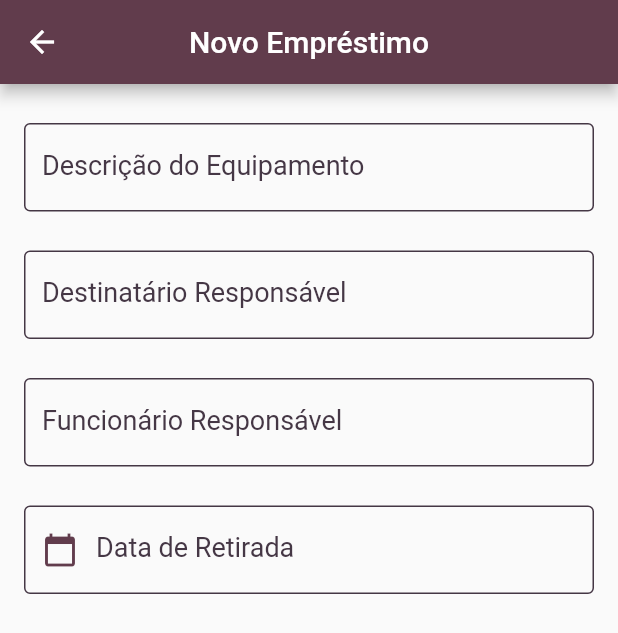
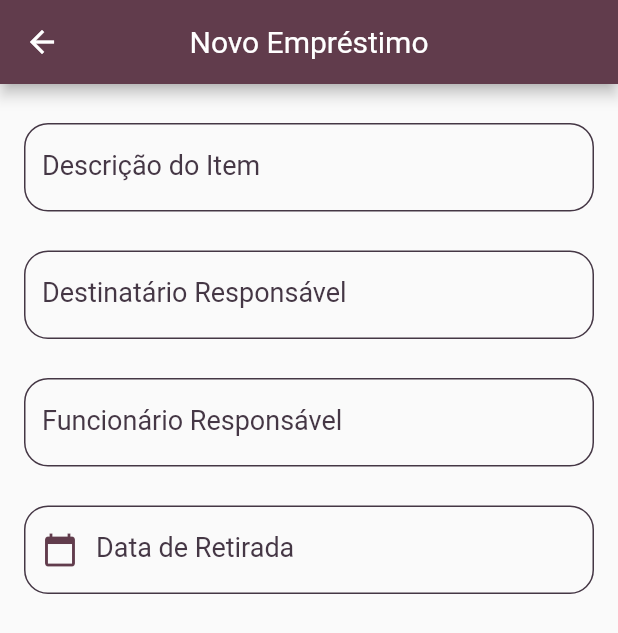
Before and after one commit to JGuilhermeSN/ItemManager, a Flutter app: the NewItem screen opened by its route, on a phone screen of 412 x 824 dp. Shown: the top 633 px of the screen. Run offline on Flutter 3.47's test engine with Material 2 defaults, Android fonts, the phone set to English and light mode, and no system bars.

Commit message:
limpeza e componentização

```diff
--- a/lib/components/app_appbars.dart
+++ b/lib/components/app_appbars.dart
@@ -8,7 +8,7 @@ PreferredSizeWidget appbaritem(String barname) {
     title: Text(barname),
     titleTextStyle: TextStyle(
       fontSize: 20,
-      color: AppColors.appbar,
+      color: AppColors.whitecolor,
     ),
   );
 }
--- /dev/null
+++ b/lib/components/app_formfields.dart
@@ -0,0 +1,32 @@
+import 'package:flutter/material.dart';
+import 'package:flutter/src/widgets/container.dart';
+import 'package:flutter/src/widgets/framework.dart';
+import 'package:itemmanager/components/app_colors.dart';
+
+class AppFormfield extends StatelessWidget {
+  const AppFormfield({
+    super.key,
+    required this.titleLabel,
+    required this.icon,
+  });
+
+  final String titleLabel;
+  final Icon? icon; // Pode ou nao existir um icone no input
+
+  @override
+  Widget build(BuildContext context) {
+    return TextFormField(
+      decoration: InputDecoration(
+          labelText: titleLabel,
+          labelStyle: TextStyle(fontSize: 18, color: AppColors.mainColor),
+          prefixIcon: icon,
+          iconColor: AppColors.appbar,
+          prefixIconColor: AppColors.focusColor,
+          enabledBorder: OutlineInputBorder(
+              borderRadius: BorderRadius.circular(16),
+              borderSide: BorderSide(color: AppColors.mainColor)),
+          focusedBorder: OutlineInputBorder(
+              borderSide: BorderSide(color: AppColors.focusColor, width: 1.5))),
+    );
+  }
+}
--- a/lib/pages/history.dart
+++ b/lib/pages/history.dart
@@ -1,6 +1,7 @@
 import 'package:flutter/material.dart';
 import 'package:flutter/src/widgets/container.dart';
 import 'package:flutter/src/widgets/framework.dart';
+import 'package:itemmanager/components/app_appbars.dart';
 
 import '../components/app_colors.dart';
 
@@ -10,11 +11,7 @@ class History extends StatelessWidget {
   @override
   Widget build(BuildContext context) {
     return Scaffold(
-      appBar: AppBar(
-        title: const Text('Histórico'),
-        backgroundColor: AppColors.appbar,
-        centerTitle: true,
-      ),
+      appBar: appbaritem('Histórico'),
     );
   }
 }
--- a/lib/pages/new_item.dart
+++ b/lib/pages/new_item.dart
@@ -1,6 +1,8 @@
 import 'package:flutter/material.dart';
 import 'package:itemmanager/components/app_colors.dart';
 import 'package:itemmanager/components/app_text.dart';
+import 'package:itemmanager/components/app_formfields.dart';
+import '../components/app_appbars.dart';
 
 class NewItem extends StatefulWidget {
   const NewItem({super.key});
@@ -16,11 +18,7 @@ class _NewItemState extends State<NewItem> {
   @override
   Widget build(BuildContext context) {
     return Scaffold(
-      appBar: AppBar(
-        title: const Text('Novo Empréstimo'),
-        backgroundColor: AppColors.appbar,
-        centerTitle: true,
-      ),
+      appBar: appbaritem('Novo Empréstimo'),
       body: Padding(
         padding: const EdgeInsets.all(8.0),
         child: Center(
@@ -28,50 +26,26 @@ class _NewItemState extends State<NewItem> {
             // mainAxisAlignment: MainAxisAlignment.center,
             children: [
               const SizedBox(height: 10),
-              Padding(
-                padding: const EdgeInsets.all(8.0),
-                child: TextFormField(
-                  decoration: InputDecoration(
-                      labelText: 'Descrição do Equipamento',
-                      labelStyle:
-                          TextStyle(fontSize: 18, color: AppColors.mainColor),
-                      enabledBorder: OutlineInputBorder(
-                          borderSide: BorderSide(color: AppColors.mainColor)),
-                      focusedBorder: OutlineInputBorder(
-                          borderSide: BorderSide(
-                              color: AppColors.focusColor, width: 1.5))),
-                ),
-              ),
+              const Padding(
+                  padding: EdgeInsets.all(8.0),
+                  child: AppFormfield(
+                    titleLabel: 'Descrição do Item',
+                    icon: null,
+                  )),
               const SizedBox(height: 10),
-              Padding(
-                padding: const EdgeInsets.all(8.0),
-                child: TextFormField(
-                  decoration: InputDecoration(
-                      labelText: 'Destinatário Responsável',
-                      labelStyle:
-                          TextStyle(fontSize: 18, color: AppColors.mainColor),
-                      enabledBorder: OutlineInputBorder(
-                          borderSide: BorderSide(color: AppColors.mainColor)),
-                      focusedBorder: OutlineInputBorder(
-                          borderSide: BorderSide(
-                              color: AppColors.focusColor, width: 1.5))),
-                ),
-              ),
+              const Padding(
+                  padding: EdgeInsets.all(8.0),
+                  child: AppFormfield(
+                    titleLabel: 'Destinatário Responsável',
+                    icon: null,
+                  )),
               const SizedBox(height: 10),
-              Padding(
-                padding: const EdgeInsets.all(8.0),
-                child: TextFormField(
-                  decoration: InputDecoration(
-                      labelText: 'Funcionário Responsável',
-                      labelStyle:
-                          TextStyle(fontSize: 18, color: AppColors.mainColor),
-                      enabledBorder: OutlineInputBorder(
-                          borderSide: BorderSide(color: AppColors.mainColor)),
-                      focusedBorder: OutlineInputBorder(
-                          borderSide: BorderSide(
-                              color: AppColors.focusColor, width: 1.5))),
-                ),
-              ),
+              const Padding(
+                  padding: EdgeInsets.all(8.0),
+                  child: AppFormfield(
+                    titleLabel: 'Funcionário Responsável',
+                    icon: null,
+                  )),
               const SizedBox(height: 10),
               Padding(
                 padding: const EdgeInsets.all(8.0),
@@ -86,6 +60,7 @@ class _NewItemState extends State<NewItem> {
                         color: AppColors.appbar,
                       ),
                       enabledBorder: OutlineInputBorder(
+                          borderRadius: BorderRadius.circular(16),
                           borderSide: BorderSide(color: AppColors.mainColor)),
                       focusedBorder: OutlineInputBorder(
                           borderSide: BorderSide(
--- a/lib/pages/suport_call.dart
+++ b/lib/pages/suport_call.dart
@@ -3,24 +3,16 @@ import 'package:flutter/src/widgets/container.dart';
 import 'package:flutter/src/widgets/framework.dart';
 import 'package:itemmanager/components/app_text.dart';
 
+import '../components/app_appbars.dart';
 import '../components/app_colors.dart';
 
-class SuportCaller extends StatefulWidget {
+class SuportCaller extends StatelessWidget {
   const SuportCaller({super.key});
 
   @override
-  State<SuportCaller> createState() => _SuportCallerState();
-}
-
-class _SuportCallerState extends State<SuportCaller> {
-  @override
   Widget build(BuildContext context) {
     return Scaffold(
-      appBar: AppBar(
-        title: const Text('Chamado'),
-        backgroundColor: AppColors.appbar,
-        centerTitle: true,
-      ),
+      appBar: appbaritem('Chamados'),
     );
   }
 }
```
